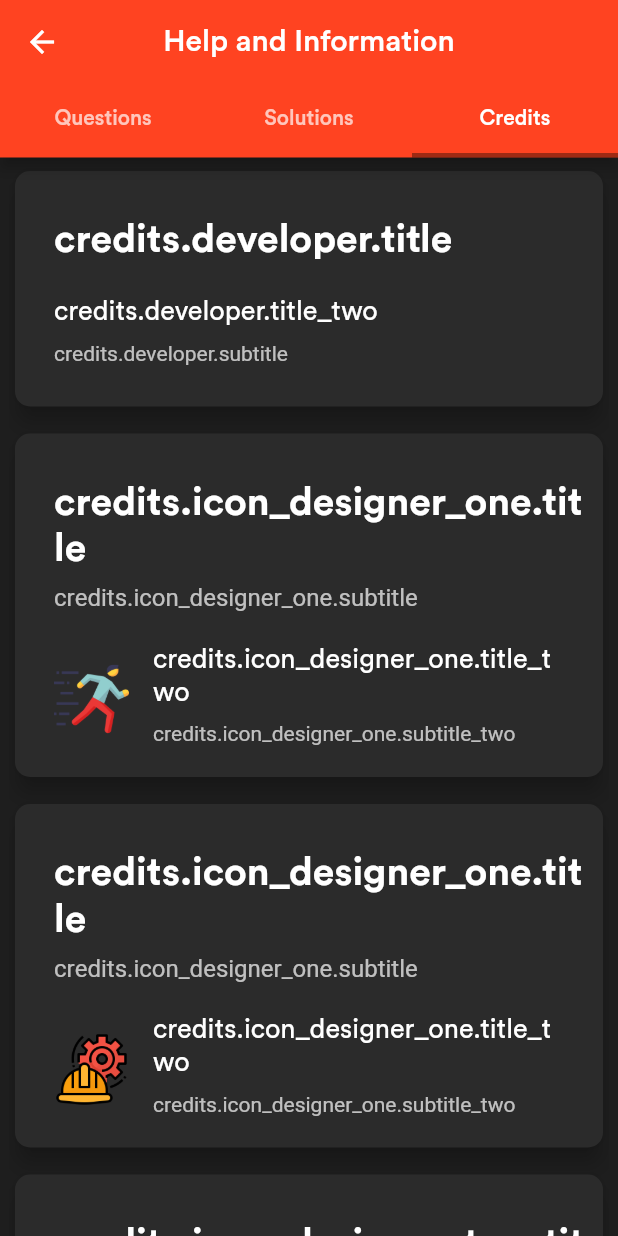
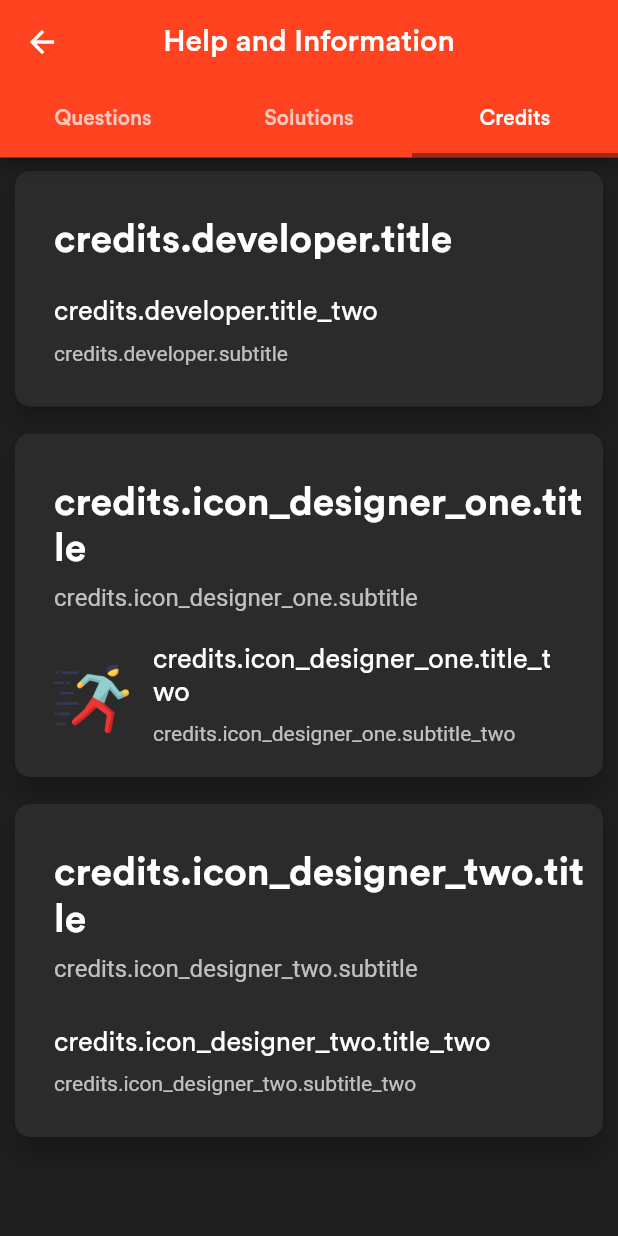
Before and after one commit to JoshuaR503/Vocabulary-Builder, a Flutter app: the HelpScreen screen opened directly, on a phone screen of 412 x 824 dp. Run offline on Flutter 3.47's test engine with Material 2 defaults, Android fonts, the phone set to English and light mode, and no system bars; our stand-ins replace audioplayers, bloc, cached_network_image, data_connection_checker, dio, equatable and 6 more; missing offline and left inert: firebase_admob, flutter_web_browser, material_search; accounts and stored records are empty; network calls fail; statements that could not run were skipped.

Commit message:
Fixed Screen

```diff
--- a/lib/v2/screens/help/widgets/credits.dart
+++ b/lib/v2/screens/help/widgets/credits.dart
@@ -62,24 +62,6 @@ class CreditsTab extends StatelessWidget {
           _createCard(
             context: context,
             children: <Widget> [
-              CommonTitle(FlutterI18n.translate(context, 'credits.icon_designer_one.title')),
-              CommonSubtitle(FlutterI18n.translate(context, 'credits.icon_designer_one.subtitle')),
-              ListCell(
-                leading: Image.asset(
-                  'assets/pictures/settings.png',
-                  height: 50.0,
-                  width: 50.0,
-                ),
-                title: FlutterI18n.translate(context, 'credits.icon_designer_one.title_two'),
-                subtitle: FlutterI18n.translate(context, 'credits.icon_designer_one.subtitle_two'),
-                onTap: () => FlutterWebBrowser.openWebPage(url: 'https://www.flaticon.com/authors/monkik'),
-              ),
-            ]
-          ),
-
-          _createCard(
-            context: context,
-            children: <Widget> [
               CommonTitle(FlutterI18n.translate(context, 'credits.icon_designer_two.title')),
               CommonSubtitle(FlutterI18n.translate(context, 'credits.icon_designer_two.subtitle')),
               ListCell(
```
Also changed, not shown: lib/v2/screens/category/category.dart (+15 -10 lines), assets/pictures/crane.png (deleted), assets/pictures/education.png (deleted), assets/pictures/ghost.png (deleted), assets/pictures/heart.png (deleted), assets/pictures/open-book.png (deleted), assets/pictures/settings.png (deleted), 1 other file.
